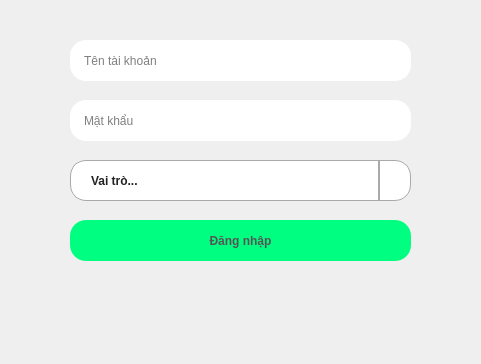
Qt form signin.ui (duydvu/Library) before a commit.
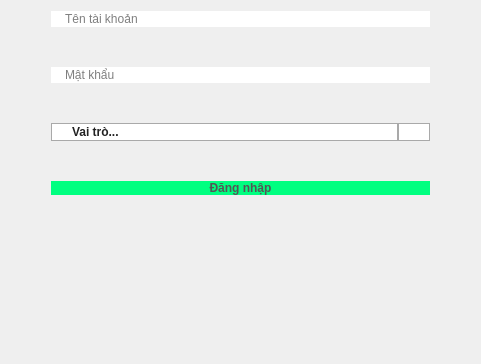
The same form after that commit. Icons and pictures are not drawn.

Commit message:
Add personal info class
Add personal info class,
now account can update user's infomation to Users.xml,
but still bugs around

What changed in the file:
```diff
--- a/signin.ui
+++ b/signin.ui
@@ -13,15 +13,29 @@
   <property name="windowTitle">
    <string>Dialog</string>
   </property>
+  <layout class="QHBoxLayout" name="horizontalLayout_2">
+   <item>
+    <layout class="QHBoxLayout" name="horizontalLayout" stretch="0,5,0">
+     <item>
+      <spacer name="horizontalSpacer">
+       <property name="orientation">
+        <enum>Qt::Horizontal</enum>
+       </property>
+       <property name="sizeHint" stdset="0">
+        <size>
+         <width>40</width>
+         <height>20</height>
+        </size>
+       </property>
+      </spacer>
+     </item>
+     <item>
+      <layout class="QVBoxLayout" name="verticalLayout" stretch="0,0,1,0,0">
+       <property name="spacing">
+        <number>40</number>
+       </property>
+       <item>
   <widget class="QLineEdit" name="AccountEdit">
-   <property name="geometry">
-    <rect>
-     <x>70</x>
-     <y>40</y>
-     <width>341</width>
-     <height>41</height>
-    </rect>
-   </property>
    <property name="styleSheet">
     <string notr="true">border-width: 0px;
 border-radius: 16px;
@@ -33,15 +47,9 @@
     <string>Tên tài khoản</string>
    </property>
   </widget>
+       </item>
+       <item>
   <widget class="QLineEdit" name="PasswordEdit">
-   <property name="geometry">
-    <rect>
-     <x>70</x>
-     <y>100</y>
-     <width>341</width>
-     <height>41</height>
-    </rect>
-   </property>
    <property name="styleSheet">
     <string notr="true">border-width: 0px;
 border-radius: 16px;
@@ -56,74 +64,9 @@
     <string>Mật khẩu</string>
    </property>
   </widget>
-  <widget class="QPushButton" name="LogInButton">
-   <property name="geometry">
-    <rect>
-     <x>70</x>
-     <y>220</y>
-     <width>341</width>
-     <height>41</height>
-    </rect>
-   </property>
-   <property name="cursor">
-    <cursorShape>PointingHandCursor</cursorShape>
-   </property>
-   <property name="styleSheet">
-    <string notr="true">#LogInButton 
-{
-	border-width: 0px;
-	border-radius: 16px;
-	font: 15pt &quot;Myriad Pro Cond&quot;;
-	background: #00ff80;
-	color: #555;
-	outline: none;
-	font-weight: bold;
-}
-#LogInButton:hover 
-{
-	background-color: #66ffb2;
-	color: #000;
-}</string>
-   </property>
-   <property name="text">
-    <string>Đăng nhập</string>
-   </property>
-   <property name="default">
-    <bool>false</bool>
-   </property>
-   <property name="flat">
-    <bool>false</bool>
-   </property>
-  </widget>
-  <widget class="QLabel" name="ResultLabel">
-   <property name="geometry">
-    <rect>
-     <x>70</x>
-     <y>290</y>
-     <width>341</width>
-     <height>41</height>
-    </rect>
-   </property>
-   <property name="styleSheet">
-    <string notr="true">text-align: center;
-font: 63 12pt &quot;Myriad Pro Light&quot;;</string>
-   </property>
-   <property name="text">
-    <string/>
-   </property>
-   <property name="alignment">
-    <set>Qt::AlignCenter</set>
-   </property>
-  </widget>
+       </item>
+       <item>
   <widget class="QComboBox" name="RoleComboBox">
-   <property name="geometry">
-    <rect>
-     <x>70</x>
-     <y>160</y>
-     <width>341</width>
-     <height>41</height>
-    </rect>
-   </property>
    <property name="cursor">
     <cursorShape>PointingHandCursor</cursorShape>
    </property>
@@ -200,6 +143,72 @@
     </property>
    </item>
   </widget>
+       </item>
+       <item>
+        <widget class="QPushButton" name="LogInButton">
+         <property name="cursor">
+          <cursorShape>PointingHandCursor</cursorShape>
+         </property>
+         <property name="styleSheet">
+          <string notr="true">#LogInButton 
+{
+	border-width: 0px;
+	border-radius: 16px;
+	font: 15pt &quot;Myriad Pro Cond&quot;;
+	background: #00ff80;
+	color: #555;
+	outline: none;
+	font-weight: bold;
+}
+#LogInButton:hover 
+{
+	background-color: #66ffb2;
+	color: #000;
+}</string>
+         </property>
+         <property name="text">
+          <string>Đăng nhập</string>
+         </property>
+         <property name="default">
+          <bool>false</bool>
+         </property>
+         <property name="flat">
+          <bool>false</bool>
+         </property>
+        </widget>
+       </item>
+       <item>
+        <widget class="QLabel" name="ResultLabel">
+         <property name="styleSheet">
+          <string notr="true">text-align: center;
+font: 63 12pt &quot;Myriad Pro Light&quot;;</string>
+         </property>
+         <property name="text">
+          <string/>
+         </property>
+         <property name="alignment">
+          <set>Qt::AlignCenter</set>
+         </property>
+        </widget>
+       </item>
+      </layout>
+     </item>
+     <item>
+      <spacer name="horizontalSpacer_2">
+       <property name="orientation">
+        <enum>Qt::Horizontal</enum>
+       </property>
+       <property name="sizeHint" stdset="0">
+        <size>
+         <width>40</width>
+         <height>20</height>
+        </size>
+       </property>
+      </spacer>
+     </item>
+    </layout>
+   </item>
+  </layout>
  </widget>
  <resources/>
  <connections/>
```
Lines whose indentation alone changed are shown as unchanged. The commit also changes 34 other files.
